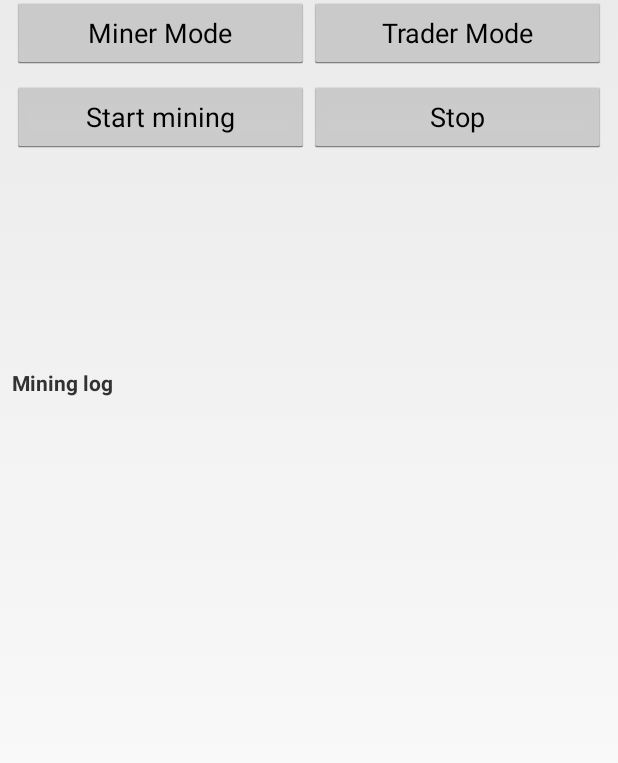
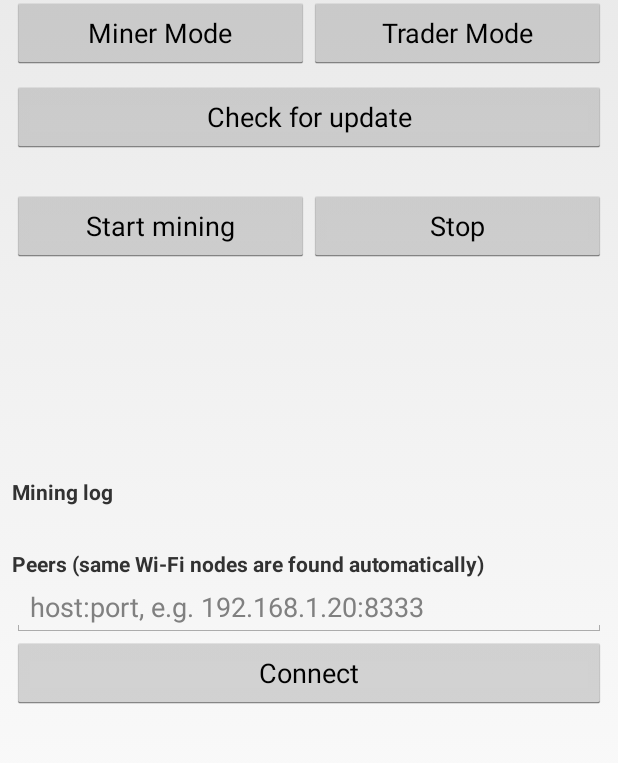
Before and after one commit to realUjanSen/NearChain, an Android app: the layout activity_main.xml on its own in the app's theme, with its tools: preview values and no code run, on a phone screen of 412 x 824 dp, the part 131-894 px from its top. Run offline under Robolectric (Android 15) with nearby library versions, the phone set to English and light mode, and no system bars; network calls fail.

Commit message:
main activity

```diff
--- a/android/app/src/main/res/layout/activity_main.xml
+++ b/android/app/src/main/res/layout/activity_main.xml
@@ -37,6 +37,25 @@
         </LinearLayout>
 
         <!-- Miner Mode -->
+        <!-- Updates -->
+        <LinearLayout
+            android:layout_width="match_parent"
+            android:layout_height="wrap_content"
+            android:orientation="vertical"
+            android:paddingTop="8dp">
+
+            <Button
+                android:id="@+id/checkUpdateButton"
+                android:layout_width="match_parent"
+                android:layout_height="wrap_content"
+                android:text="Check for update" />
+            <TextView
+                android:id="@+id/updateStatusView"
+                android:layout_width="match_parent"
+                android:layout_height="wrap_content"
+                android:textSize="12sp" />
+        </LinearLayout>
+
         <LinearLayout
             android:id="@+id/minerPanel"
             android:layout_width="match_parent"
@@ -80,6 +99,30 @@
                 android:textStyle="bold" />
             <TextView
                 android:id="@+id/logView"
+                android:layout_width="match_parent"
+                android:layout_height="wrap_content"
+                android:fontFamily="monospace"
+                android:textSize="12sp" />
+
+            <TextView
+                android:layout_width="match_parent"
+                android:layout_height="wrap_content"
+                android:paddingTop="12dp"
+                android:text="Peers (same Wi-Fi nodes are found automatically)"
+                android:textStyle="bold" />
+            <EditText
+                android:id="@+id/hostEdit"
+                android:layout_width="match_parent"
+                android:layout_height="wrap_content"
+                android:hint="host:port, e.g. 192.168.1.20:8333"
+                android:inputType="text" />
+            <Button
+                android:id="@+id/connectButton"
+                android:layout_width="match_parent"
+                android:layout_height="wrap_content"
+                android:text="Connect" />
+            <TextView
+                android:id="@+id/peersView"
                 android:layout_width="match_parent"
                 android:layout_height="wrap_content"
                 android:fontFamily="monospace"
```
